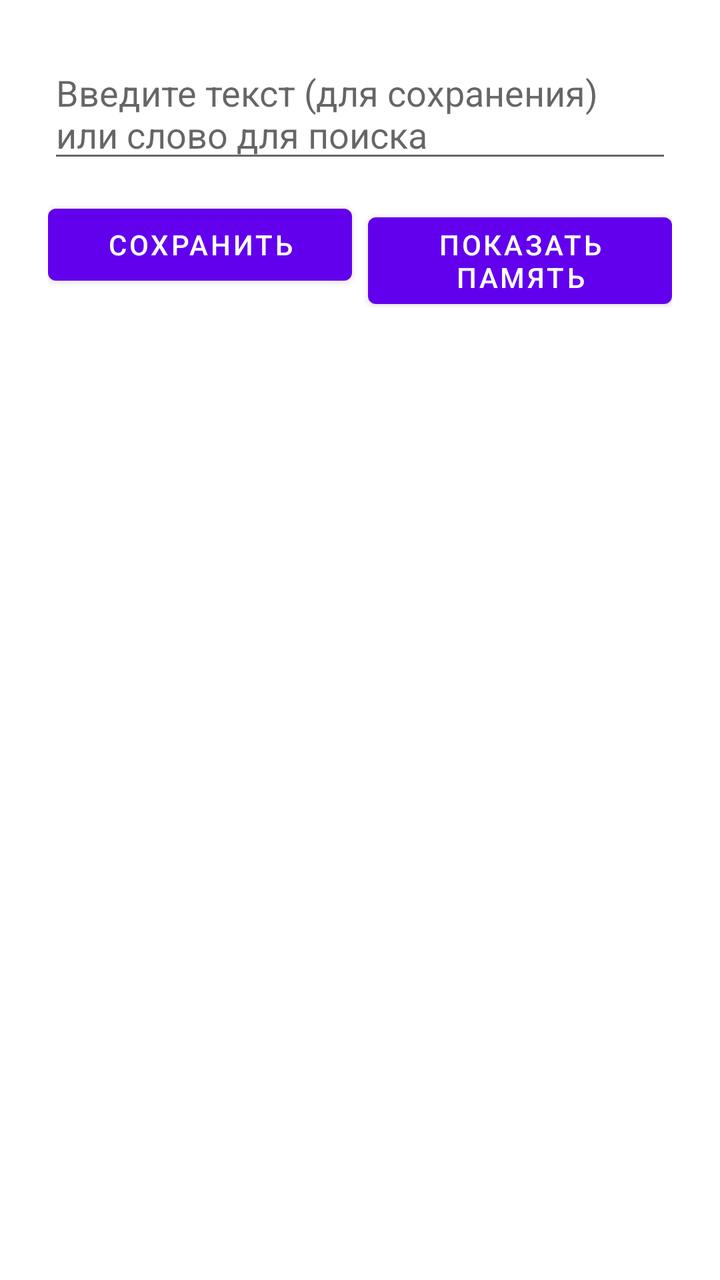
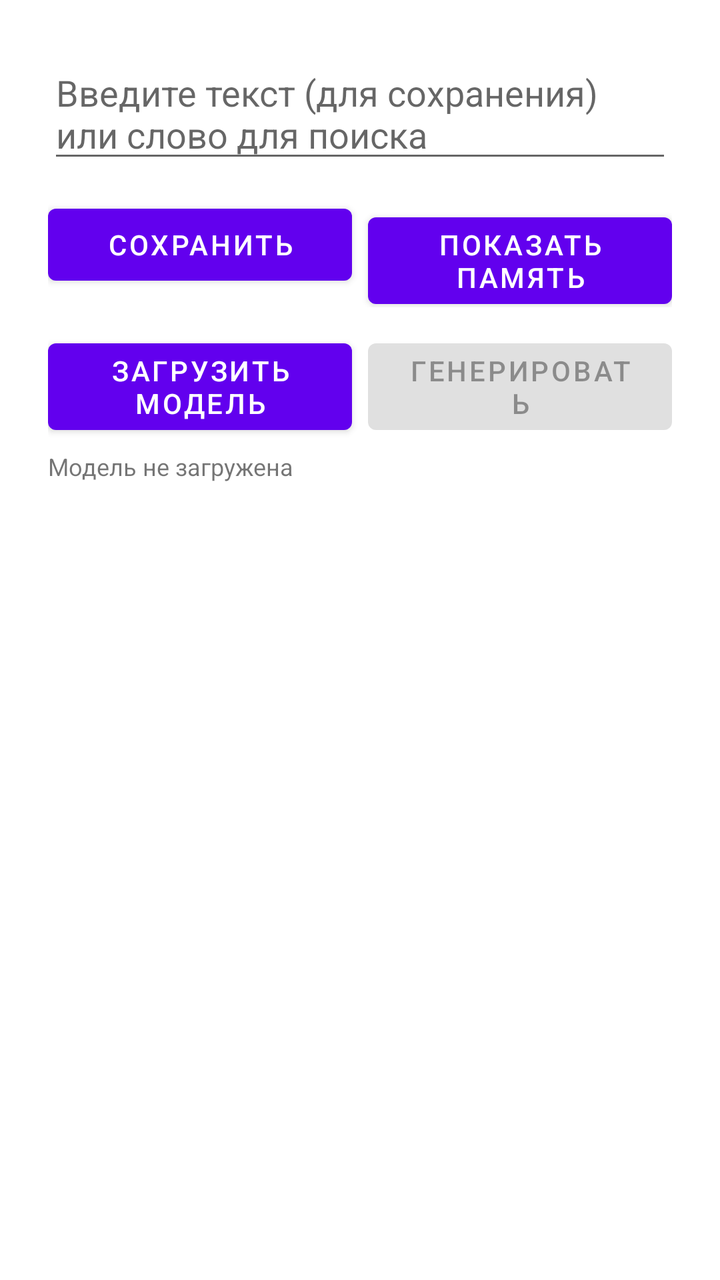

Before-and-after screenshots of an Android layout around one commit, followed by the original layout XML and the change that was made.
<!-- AndroidManifest.xml: application theme Theme.UroborosMobile -->
<!-- res/layout/activity_main.xml -->
<?xml version="1.0" encoding="utf-8"?>
<LinearLayout xmlns:android="http://schemas.android.com/apk/res/android"
    android:layout_width="match_parent"
    android:layout_height="match_parent"
    android:orientation="vertical"
    android:padding="24dp">

    <EditText
        android:id="@+id/editTextInput"
        android:layout_width="match_parent"
        android:layout_height="wrap_content"
        android:hint="Введите текст (для сохранения) или слово для поиска" />

    <LinearLayout
        android:layout_width="match_parent"
        android:layout_height="wrap_content"
        android:orientation="horizontal"
        android:layout_marginTop="12dp">

        <Button
            android:id="@+id/buttonSave"
            android:layout_width="0dp"
            android:layout_height="wrap_content"
            android:layout_weight="1"
            android:text="Сохранить" />

        <Button
            android:id="@+id/buttonShow"
            android:layout_width="0dp"
            android:layout_height="wrap_content"
            android:layout_weight="1"
            android:layout_marginStart="8dp"
            android:text="Показать память" />
    </LinearLayout>

    <ScrollView
        android:layout_width="match_parent"
        android:layout_height="0dp"
        android:layout_weight="1"
        android:layout_marginTop="16dp">

        <TextView
            android:id="@+id/textResults"
            android:layout_width="match_parent"
            android:layout_height="wrap_content"
            android:textSize="14sp" />
    </ScrollView>

</LinearLayout>
<!-- resources referenced by this layout -->
<resources>
  <style name="Theme.UroborosMobile" parent="Theme.MaterialComponents.DayNight.NoActionBar" />
</resources>

<!-- the commit's change to res/layout/activity_main.xml (unified diff, before → after) -->
@@ -31,7 +31,40 @@
             android:layout_weight="1"
             android:layout_marginStart="8dp"
             android:text="Показать память" />
+
     </LinearLayout>
+
+    <LinearLayout
+        android:layout_width="match_parent"
+        android:layout_height="wrap_content"
+        android:orientation="horizontal"
+        android:layout_marginTop="12dp">
+
+        <Button
+            android:id="@+id/buttonLoadModel"
+            android:layout_width="0dp"
+            android:layout_height="wrap_content"
+            android:layout_weight="1"
+            android:text="Загрузить модель" />
+
+        <Button
+            android:id="@+id/buttonGenerate"
+            android:layout_width="0dp"
+            android:layout_height="wrap_content"
+            android:layout_weight="1"
+            android:layout_marginStart="8dp"
+            android:text="Генерировать"
+            android:enabled="false" />
+
+    </LinearLayout>
+
+    <TextView
+        android:id="@+id/textModelStatus"
+        android:layout_width="match_parent"
+        android:layout_height="wrap_content"
+        android:layout_marginTop="4dp"
+        android:textSize="12sp"
+        android:text="Модель не загружена" />
 
     <ScrollView
         android:layout_width="match_parent"
